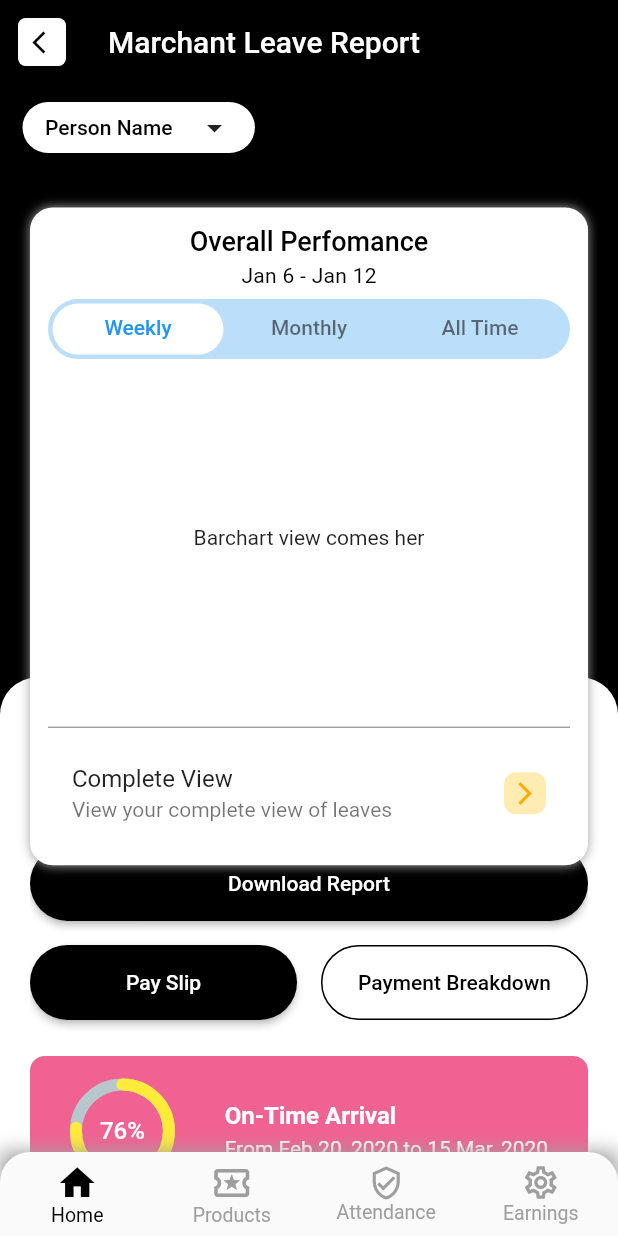
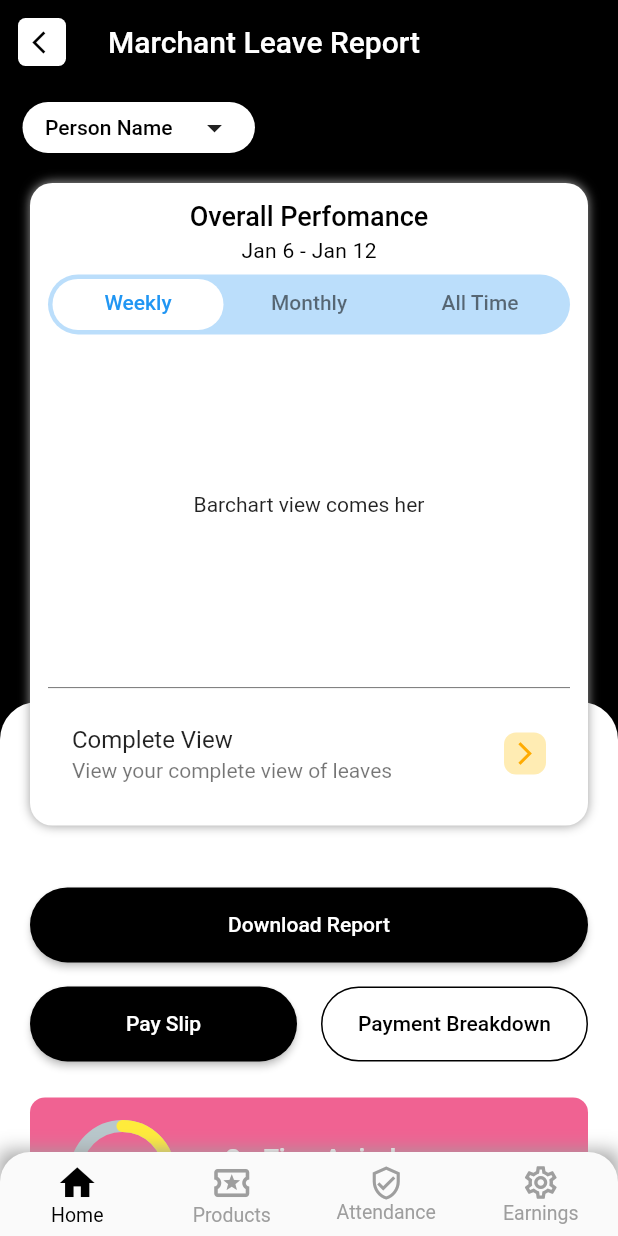
Before and after one commit to sauravkoduvalli/Prospello_test, a Flutter app: the screen it shows after launch, on a phone screen of 412 x 824 dp. Run offline on Flutter 3.47's test engine with Material 2 defaults, Android fonts, the phone set to English and light mode, and no system bars; drawn by our look-alikes of percent_indicator.

Commit message:
design completed

```diff
--- a/lib/screen/marchant_leave_report_screen.dart
+++ b/lib/screen/marchant_leave_report_screen.dart
@@ -23,33 +23,29 @@ class _MarchantLeaveReportScreenState extends State<MarchantLeaveReportScreen> {
     double screenWidth = MediaQuery.of(context).size.width;
     return Scaffold(
       appBar: appBar(),
-      body: Stack(
-        alignment: Alignment.bottomCenter,
+      body: SingleChildScrollView(
+        child: Stack(
           children: [
-          // first stack child
+            Column(
+              children: [
                 Container(
-            padding: const EdgeInsets.symmetric(horizontal: 15, vertical: 12),
+                  height: screenHeight / 2,
+                  padding:
+                      const EdgeInsets.symmetric(horizontal: 15, vertical: 12),
                   child: Column(
                     children: [
                       Row(
-                  children: const [
-                    DropdownWidget(text: 'Person Name'),
-                  ],
+                        children: const [DropdownWidget(text: 'Person Name')],
                       ),
+                      UIHelper.verticalSpaceMedium(),
                     ],
                   ),
                 ),
-
-          /// Second stack child
-          Positioned(
-            top: screenHeight * 0.48,
-            bottom: 0,
-            left: 0,
-            right: 0,
-            child: Container(
+                Container(
                   width: screenWidth,
                   height: screenHeight,
-              padding: const EdgeInsets.symmetric(horizontal: 20, vertical: 30),
+                  padding:
+                      const EdgeInsets.symmetric(horizontal: 20),
                   decoration: const BoxDecoration(
                     color: primarylight,
                     borderRadius: BorderRadius.only(
@@ -57,17 +53,14 @@ class _MarchantLeaveReportScreenState extends State<MarchantLeaveReportScreen> {
                       topLeft: Radius.circular(25),
                     ),
                   ),
-              child: ListView(
-                shrinkWrap: true,
-                physics: const BouncingScrollPhysics(),
+                  child: Column(
+                    // shrinkWrap: true,
+                    // physics: const BouncingScrollPhysics(),
                     children: [
-                  /// a button
-                  ///  for downloading the report
-                  SizedBox(
-                    height: screenHeight * 0.1,
-                  ),
+                      SizedBox(height: screenHeight * 0.15),
                       SizedBox(
                         height: 50,
+                        width: double.infinity,
                         child: ElevatedButton(
                           onPressed: () {},
                           child: const Text('Download Report'),
@@ -79,7 +72,6 @@ class _MarchantLeaveReportScreenState extends State<MarchantLeaveReportScreen> {
                         ),
                       ),
                       UIHelper.verticalSpaceMedium(),
-
                       /// a row container 2 buttons,
                       ///  for pay slip and payment breakdown
                       Row(
@@ -95,7 +87,8 @@ class _MarchantLeaveReportScreenState extends State<MarchantLeaveReportScreen> {
                                     primary: primaryDark,
                                     onPrimary: primarylight,
                                     shape: RoundedRectangleBorder(
-                                    borderRadius: BorderRadius.circular(40))),
+                                        borderRadius:
+                                            BorderRadius.circular(40))),
                               ),
                             ),
                           ),
@@ -131,8 +124,8 @@ class _MarchantLeaveReportScreenState extends State<MarchantLeaveReportScreen> {
                         decoration: BoxDecoration(
                             color: Colors.pink.shade300,
                             borderRadius: BorderRadius.circular(10)),
-                    padding:
-                        const EdgeInsets.symmetric(vertical: 8, horizontal: 10),
+                        padding: const EdgeInsets.symmetric(
+                            vertical: 8, horizontal: 10),
                         child: Row(
                           mainAxisAlignment: MainAxisAlignment.spaceAround,
                           children: [
@@ -184,8 +177,8 @@ class _MarchantLeaveReportScreenState extends State<MarchantLeaveReportScreen> {
                         children: const [
                           Text(
                             'Recent Logs',
-                        style:
-                            TextStyle(color: Colors.grey, letterSpacing: 0.7),
+                            style: TextStyle(
+                                color: Colors.grey, letterSpacing: 0.7),
                           ),
                         ],
                       ),
@@ -204,22 +197,19 @@ class _MarchantLeaveReportScreenState extends State<MarchantLeaveReportScreen> {
                     ],
                   ),
                 ),
+              ],
             ),
-
-          /// Third Stack
-          /// this widget will show overall performance details, by using a chart view,
-          /// also, can switch with toggle bar
-          DefaultTabController(
-            length: 3,
-            child: Positioned(
-              top: screenHeight * 0.1,
-              bottom: screenHeight * 0.3,
+            Positioned(
+              top: screenHeight * 0.08,
+              bottom: screenHeight * 0.9,
               right: 0,
               left: 0,
+              child: DefaultTabController(
+                length: 3,
                 child: Container(
                   margin: const EdgeInsets.symmetric(horizontal: 20),
                   padding: const EdgeInsets.all(12),
-                height: 50,
+                  // height: 100,
                   decoration: BoxDecoration(
                     borderRadius: BorderRadius.circular(15),
                     color: primarylight,
@@ -288,6 +278,7 @@ class _MarchantLeaveReportScreenState extends State<MarchantLeaveReportScreen> {
             ),
           ],
         ),
+      ),
     );
   }
 
```
Also changed, not shown: lib/screen/add_report_screen.dart (+138 -19 lines), 1 other file. Lines whose indentation alone changed are shown as unchanged.
